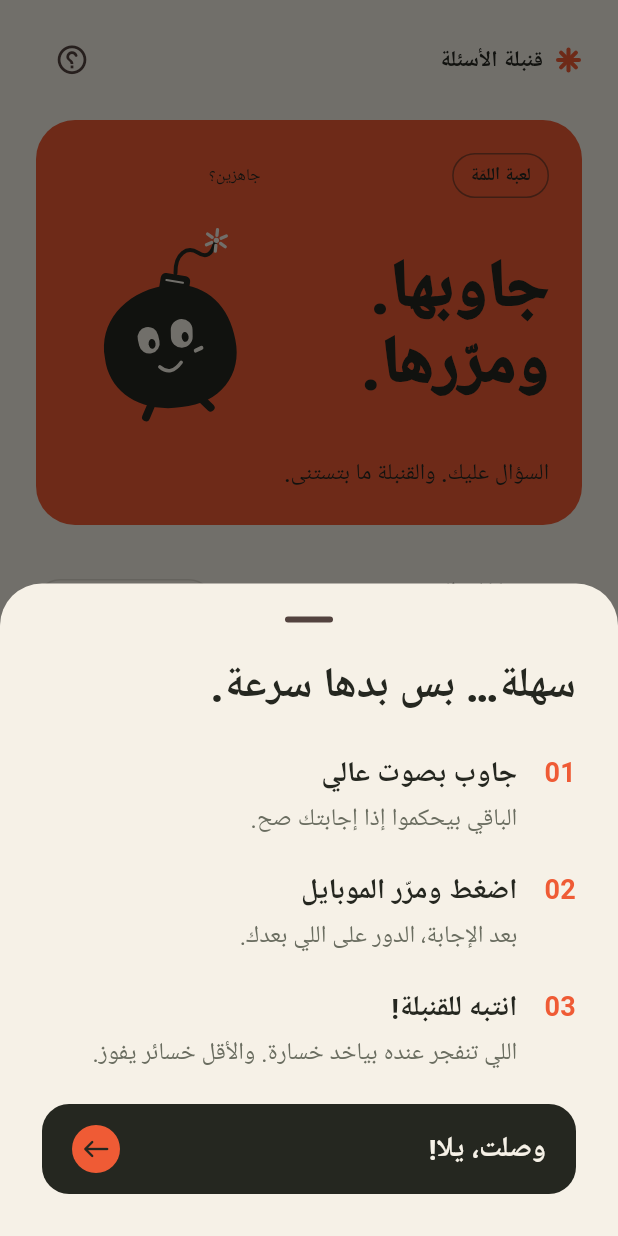
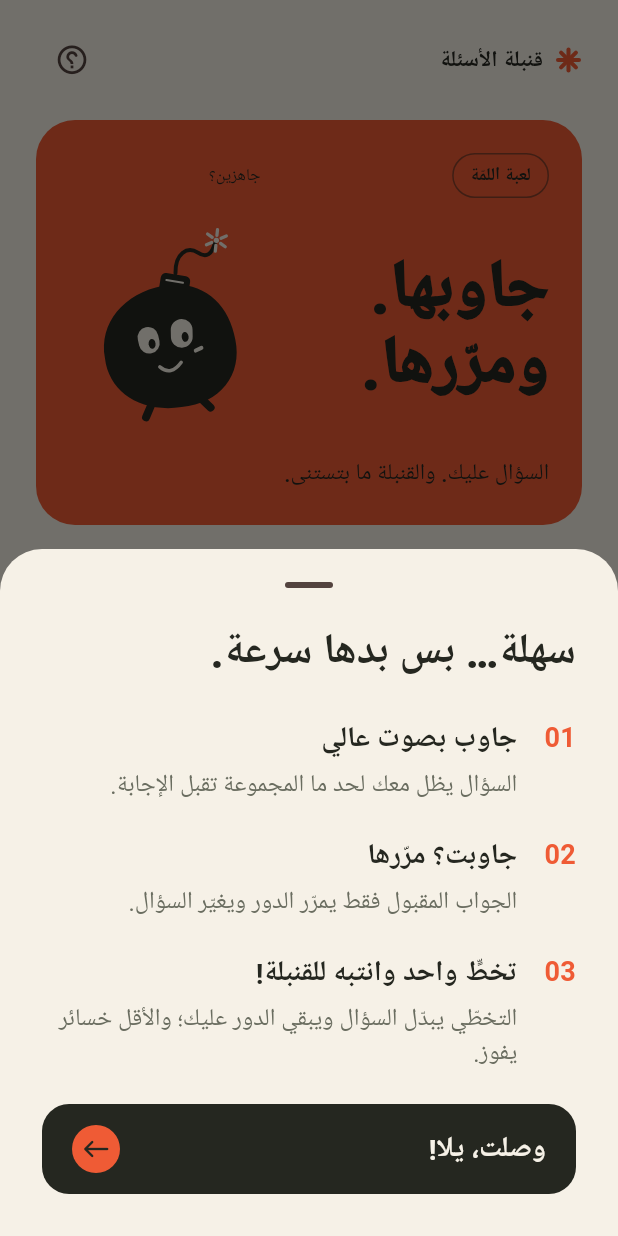
Before and after one commit to mohammedak03/bom, a Flutter app: the screen it shows after launch, after a tap on the "help outline" icon, on a phone screen of 412 x 824 dp. Run offline on Flutter 3.47's test engine with Material 3 defaults, Android fonts, the light colour scheme and no system bars; our stand-ins replace audioplayers, google_fonts, google_mobile_ads, shared_preferences, vibration; Roboto replaces fonts that are missing (Tajawal).

Commit message:
feat: implement fair skips, match modes, starter rotation, and ties

```diff
--- a/lib/models/game_state.dart
+++ b/lib/models/game_state.dart
@@ -2,6 +2,8 @@ import '../data/questions.dart';
 import 'question.dart';
 
 enum GamePhase { setup, playing, boom, results }
+
+enum MatchMode { quick, normal, open }
 
 class GameState {
   GameState({
@@ -11,6 +13,9 @@ class GameState {
     this.currentRound = 1,
     this.answeredCount = 0,
     this.phase = GamePhase.setup,
+    this.matchMode = MatchMode.normal,
+    this.initialStarterIndex = 0,
+    List<bool>? skipUsed,
     List<Question>? questionPool,
     List<String>? selectedPackageIds,
   }) : playerNames = List<String>.from(playerNames),
@@ -20,13 +25,23 @@ class GameState {
        ),
        lossPoints = lossPoints != null
            ? List<int>.from(lossPoints)
-           : List<int>.filled(playerNames.length, 0) {
+           : List<int>.filled(playerNames.length, 0),
+       skipUsed = skipUsed != null
+           ? List<bool>.from(skipUsed)
+           : List<bool>.filled(playerNames.length, false) {
     if (this.questionPool.isEmpty) {
       throw ArgumentError.value(
         questionPool,
         'questionPool',
         'Choose at least one non-empty package.',
       );
+    }
+    if (playerNames.isEmpty ||
+        initialStarterIndex < 0 ||
+        initialStarterIndex >= playerNames.length ||
+        this.lossPoints.length != playerNames.length ||
+        this.skipUsed.length != playerNames.length) {
+      throw ArgumentError('Invalid player state.');
     }
   }
 
@@ -40,6 +55,30 @@ class GameState {
   int currentRound;
   int answeredCount;
   GamePhase phase;
+  final MatchMode matchMode;
+  final int initialStarterIndex;
+  final List<bool> skipUsed;
+
+  int? get totalRounds => switch (matchMode) {
+    MatchMode.quick => playerNames.length,
+    MatchMode.normal => playerNames.length * 2,
+    MatchMode.open => null,
+  };
+
+  bool get isFinalRound => totalRounds != null && currentRound >= totalRounds!;
+  bool get canShowResults => matchMode == MatchMode.open || isFinalRound;
+  bool get canStartNextRound => !isFinalRound;
+
+  bool canSkipCurrentPlayer() =>
+      currentPlayerIndex >= 0 &&
+      currentPlayerIndex < skipUsed.length &&
+      !skipUsed[currentPlayerIndex];
+
+  bool useSkip() {
+    if (!canSkipCurrentPlayer()) return false;
+    skipUsed[currentPlayerIndex] = true;
+    return true;
+  }
 
   void nextPlayer() {
     if (playerNames.isEmpty) {
@@ -51,9 +90,12 @@ class GameState {
   }
 
   void startNextRound() {
+    if (!canStartNextRound) return;
     currentRound++;
-    if (playerNames.isNotEmpty) {
-      currentPlayerIndex = (currentPlayerIndex + 1) % playerNames.length;
+    currentPlayerIndex =
+        (initialStarterIndex + currentRound - 1) % playerNames.length;
+    for (var index = 0; index < skipUsed.length; index++) {
+      skipUsed[index] = false;
     }
   }
 
@@ -74,6 +116,7 @@ class GameState {
 
     for (var index = 0; index < lossPoints.length; index++) {
       lossPoints[index] = 0;
+      skipUsed[index] = false;
     }
   }
 }
--- a/lib/screens/setup_screen.dart
+++ b/lib/screens/setup_screen.dart
@@ -2,6 +2,7 @@ import 'package:flutter/material.dart';
 
 import '../data/question_packages.dart';
 import '../models/package_selection.dart';
+import '../models/game_state.dart';
 import '../services/rewarded_ad_service.dart';
 import '../theme/game_theme.dart';
 import '../widgets/bomb_widget.dart';
@@ -16,6 +17,7 @@ class SetupScreen extends StatefulWidget {
 
 class _SetupScreenState extends State<SetupScreen> {
   int _playerCount = 2;
+  MatchMode _matchMode = MatchMode.normal;
   bool _starting = false;
   final _nameControllers = List.generate(8, (_) => TextEditingController());
   final _packages = PackageSelection(
@@ -42,8 +44,11 @@ class _SetupScreenState extends State<SetupScreen> {
     });
     await Navigator.of(context).push(
       MaterialPageRoute<void>(
-        builder: (_) =>
-            PackagesScreen(playerNames: names, selection: _packages),
+        builder: (_) => PackagesScreen(
+          playerNames: names,
+          matchMode: _matchMode,
+          selection: _packages,
+        ),
       ),
     );
     if (mounted) _starting = false;
@@ -70,16 +75,20 @@ class _SetupScreenState extends State<SetupScreen> {
                 ),
                 const SizedBox(height: 24),
                 for (final rule in [
-                  ('01', 'جاوب بصوت عالي', 'الباقي بيحكموا إذا إجابتك صح.'),
+                  (
+                    '01',
+                    'جاوب بصوت عالي',
+                    'السؤال يظل معك لحد ما المجموعة تقبل الإجابة.',
+                  ),
                   (
                     '02',
-                    'اضغط ومرّر الموبايل',
-                    'بعد الإجابة، الدور على اللي بعدك.',
+                    'جاوبت؟ مرّرها',
+                    'الجواب المقبول فقط يمرّر الدور ويغيّر السؤال.',
                   ),
                   (
                     '03',
-                    'انتبه للقنبلة!',
-                    'اللي تنفجر عنده بياخد خسارة. والأقل خسائر يفوز.',
+                    'تخطٍّ واحد وانتبه للقنبلة!',
+                    'التخطّي يبدّل السؤال ويبقي الدور عليك؛ والأقل خسائر يفوز.',
                   ),
                 ])
                   Padding(
@@ -285,6 +294,31 @@ class _SetupScreenState extends State<SetupScreen> {
                 style: TextStyle(fontSize: 13, color: GamePalette.muted),
               ),
             ),
+            const SizedBox(height: 24),
+            const Text(
+              'طول المباراة',
+              style: TextStyle(fontSize: 20, fontWeight: FontWeight.w800),
+            ),
+            const SizedBox(height: 8),
+            for (final mode in MatchMode.values)
+              Padding(
+                padding: const EdgeInsets.only(bottom: 8),
+                child: ChoiceChip(
+                  label: Text(
+                    '${switch (mode) {
+                      MatchMode.quick => 'سريعة',
+                      MatchMode.normal => 'عادية',
+                      MatchMode.open => 'مفتوحة',
+                    }} — ${switch (mode) {
+                      MatchMode.quick => 'جولة لكل لاعب',
+                      MatchMode.normal => 'جولتان لكل لاعب',
+                      MatchMode.open => 'أنهِ النتائج وقت ما تحبّوا',
+                    }}',
+                  ),
+                  selected: _matchMode == mode,
+                  onSelected: (_) => setState(() => _matchMode = mode),
+                ),
+              ),
           ],
         ),
       ),
--- a/lib/services/match_persistence.dart
+++ b/lib/services/match_persistence.dart
@@ -7,7 +7,7 @@ import '../models/game_state.dart';
 
 class MatchPersistence {
   static const _key = 'unfinished_match_v1';
-  static const _version = 1;
+  static const _version = 2;
 
   Future<void> save(GameState state) async {
     if (state.phase != GamePhase.playing && state.phase != GamePhase.boom) {
@@ -23,6 +23,9 @@ class MatchPersistence {
       'answered': state.answeredCount,
       'phase': state.phase.name,
       'packages': state.selectedPackageIds,
+      'mode': state.matchMode.name,
+      'starter': state.initialStarterIndex,
+      'skips': state.skipUsed,
     };
     final preferences = await SharedPreferences.getInstance();
     await preferences.setString(_key, jsonEncode(snapshot));
@@ -51,6 +54,12 @@ class MatchPersistence {
         'boom' => GamePhase.boom,
         _ => throw const FormatException('unfinished phase required'),
       };
+      final mode = switch (decoded['mode']) {
+        'quick' => MatchMode.quick,
+        'normal' => MatchMode.normal,
+        'open' => MatchMode.open,
+        _ => throw const FormatException('match mode required'),
+      };
       if (players.length < 2 ||
           players.length != losses.length ||
           ids.isEmpty) {
@@ -66,7 +75,15 @@ class MatchPersistence {
       final player = _int(decoded['player']);
       final round = _int(decoded['round']);
       final answered = _int(decoded['answered']);
-      if (player < 0 || player >= players.length || round < 1 || answered < 0) {
+      final starter = _int(decoded['starter']);
+      final skips = _bools(decoded['skips']);
+      if (player < 0 ||
+          player >= players.length ||
+          starter < 0 ||
+          starter >= players.length ||
+          skips.length != players.length ||
+          round < 1 ||
+          answered < 0) {
         throw const FormatException('invalid counters');
       }
       return GameState(
@@ -76,6 +93,9 @@ class MatchPersistence {
         currentRound: round,
         answeredCount: answered,
         phase: phase,
+        matchMode: mode,
+        initialStarterIndex: starter,
+        skipUsed: skips,
         questionPool: pool,
         selectedPackageIds: ids,
       );
@@ -98,6 +118,15 @@ class MatchPersistence {
       ? value.map(_int).toList(growable: false)
       : throw const FormatException('list required');
 
+  List<bool> _bools(Object? value) => value is List
+      ? value
+            .map((item) {
+              if (item is! bool) throw const FormatException('bool list');
+              return item;
+            })
+            .toList(growable: false)
+      : throw const FormatException('list required');
+
   int _int(Object? value) =>
       value is int ? value : throw const FormatException('integer required');
 }
```
Also changed, not shown: lib/screens/boom_screen.dart (+7 -3 lines), lib/screens/game_screen.dart (+48 -4 lines), lib/screens/packages_screen.dart (+7 -0 lines), lib/screens/results_screen.dart (+12 -0 lines), 4 other files.
